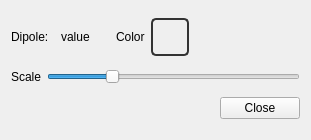
nutjunkie/IQmol, file src/Configurator/DipoleConfigurator.ui: the form before one commit.
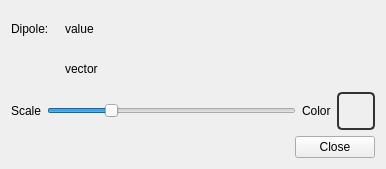
The form after the commit.

Commit message: Dipole display and ability to select surface property ranges

```diff
--- a/src/Configurator/DipoleConfigurator.ui
+++ b/src/Configurator/DipoleConfigurator.ui
@@ -6,8 +6,8 @@
    <rect>
     <x>0</x>
     <y>0</y>
-    <width>311</width>
-    <height>140</height>
+    <width>386</width>
+    <height>169</height>
    </rect>
   </property>
   <property name="sizePolicy">
@@ -68,55 +68,22 @@
   </property>
   <layout class="QVBoxLayout" name="verticalLayout">
    <item>
-    <layout class="QHBoxLayout" name="horizontalLayout_2">
-     <item>
-      <widget class="QLabel" name="label_2">
-       <property name="text">
-        <string>Dipole:  </string>
-       </property>
-      </widget>
-     </item>
-     <item>
+    <layout class="QGridLayout" name="gridLayout">
+     <item row="0" column="1">
       <widget class="QLabel" name="dipoleLabel">
        <property name="text">
         <string>value</string>
        </property>
       </widget>
      </item>
-     <item>
-      <spacer name="horizontalSpacer_3">
-       <property name="orientation">
-        <enum>Qt::Horizontal</enum>
-       </property>
-       <property name="sizeType">
-        <enum>QSizePolicy::Fixed</enum>
-       </property>
-       <property name="sizeHint" stdset="0">
-        <size>
-         <width>20</width>
-         <height>20</height>
-        </size>
-       </property>
-      </spacer>
-     </item>
-     <item>
-      <widget class="QLabel" name="label_4">
+     <item row="0" column="0">
+      <widget class="QLabel" name="label_2">
        <property name="text">
-        <string>Color</string>
+        <string>Dipole:   </string>
        </property>
       </widget>
      </item>
-     <item>
-      <widget class="QToolButton" name="colorButton">
-       <property name="toolTip">
-        <string/>
-       </property>
-       <property name="text">
-        <string/>
-       </property>
-      </widget>
-     </item>
-     <item>
+     <item row="0" column="2">
       <spacer name="horizontalSpacer_2">
        <property name="orientation">
         <enum>Qt::Horizontal</enum>
@@ -129,6 +96,13 @@
        </property>
       </spacer>
      </item>
+     <item row="1" column="1">
+      <widget class="QLabel" name="dipoleVector">
+       <property name="text">
+        <string>vector</string>
+       </property>
+      </widget>
+     </item>
     </layout>
    </item>
    <item>
@@ -159,6 +133,23 @@
        </property>
       </widget>
      </item>
+     <item>
+      <widget class="QLabel" name="label_4">
+       <property name="text">
+        <string>Color</string>
+       </property>
+      </widget>
+     </item>
+     <item>
+      <widget class="QToolButton" name="colorButton">
+       <property name="toolTip">
+        <string/>
+       </property>
+       <property name="text">
+        <string/>
+       </property>
+      </widget>
+     </item>
     </layout>
    </item>
    <item>
```
Left out of the diff: 2 changed lines with no effect on the pictures. The commit also changes 12 other files.
